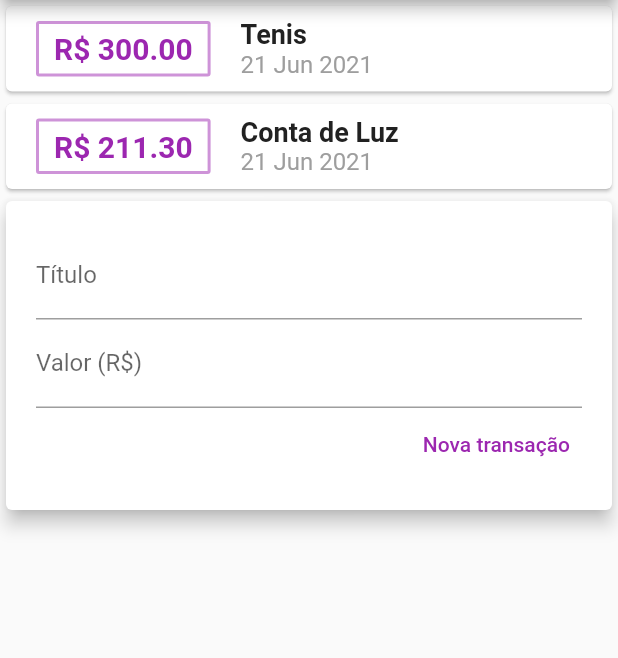
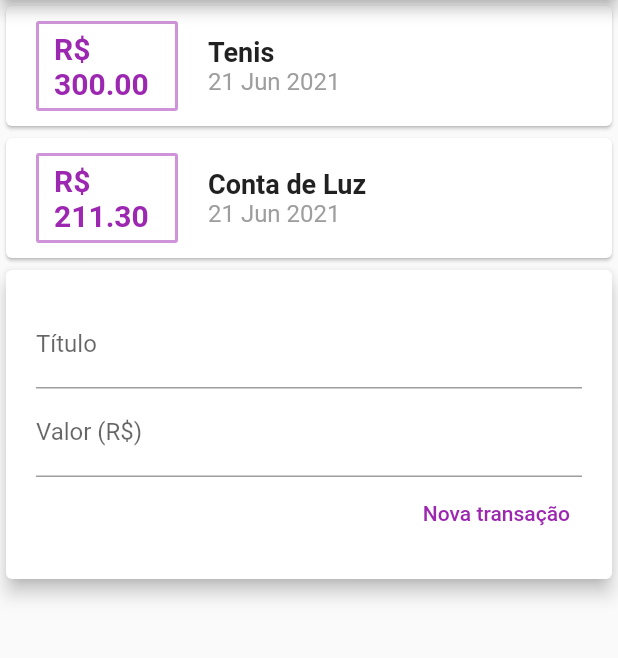
Before and after one commit to rpajf/flutter-expenses, a Flutter app: the screen it shows after launch, on a phone screen of 412 x 824 dp, the part 84-742 px from its top. Run offline on Flutter 3.47's test engine with Material 2 defaults, Android fonts, the phone set to English and light mode, and no system bars; Roboto replaces fonts that are missing (Roboto-Medium).

Commit message:
Expanded

```diff
--- a/lib/main.dart
+++ b/lib/main.dart
@@ -44,6 +44,7 @@ class MyHomePage extends StatelessWidget {
         children: <Widget>[
           Container(
             width: double.infinity,
+
             // child: Card(
             //   color: Colors.indigoAccent,
             //   child: Text('Grafico'),
@@ -55,8 +56,10 @@ class MyHomePage extends StatelessWidget {
               return Card(
                   child: Row(
                 children: <Widget>[
-                  Container(
-                    margin: EdgeInsets.symmetric(horizontal: 20, vertical: 10),
+                  Expanded(
+                    child: Container(
+                      margin:
+                          EdgeInsets.symmetric(horizontal: 20, vertical: 10),
                       decoration: BoxDecoration(
                           borderRadius: BorderRadius.circular(2),
                           border: Border.all(
@@ -71,7 +74,10 @@ class MyHomePage extends StatelessWidget {
                             color: Colors.purple),
                       ),
                     ),
-                  Column(
+                  ),
+                  Expanded(
+                    flex: 2,
+                    child: Column(
                       crossAxisAlignment: CrossAxisAlignment.start,
                       children: <Widget>[
                         Text(
@@ -89,6 +95,7 @@ class MyHomePage extends StatelessWidget {
                               color: Colors.grey.shade500),
                         )
                       ],
+                    ),
                   )
                 ],
               ));
@@ -112,7 +119,7 @@ class MyHomePage extends StatelessWidget {
                     mainAxisAlignment: MainAxisAlignment.end,
                     children: [
                       TextButton(
-                          onPressed: () => {},
+                          onPressed: () => {print(title), print(value)},
                           child: Text(
                             'Nova transação',
                             style: TextStyle(color: Colors.purple),
--- a/lib/models/transaction.dart
+++ b/lib/models/transaction.dart
@@ -1,8 +1,8 @@
 class Transaction {
   final String id;
   final String title;
+  final DateTime date;
   final double value;
-  final DateTime date;
 
   Transaction(
       {required this.id,
```
Lines whose indentation alone changed are shown as unchanged.
